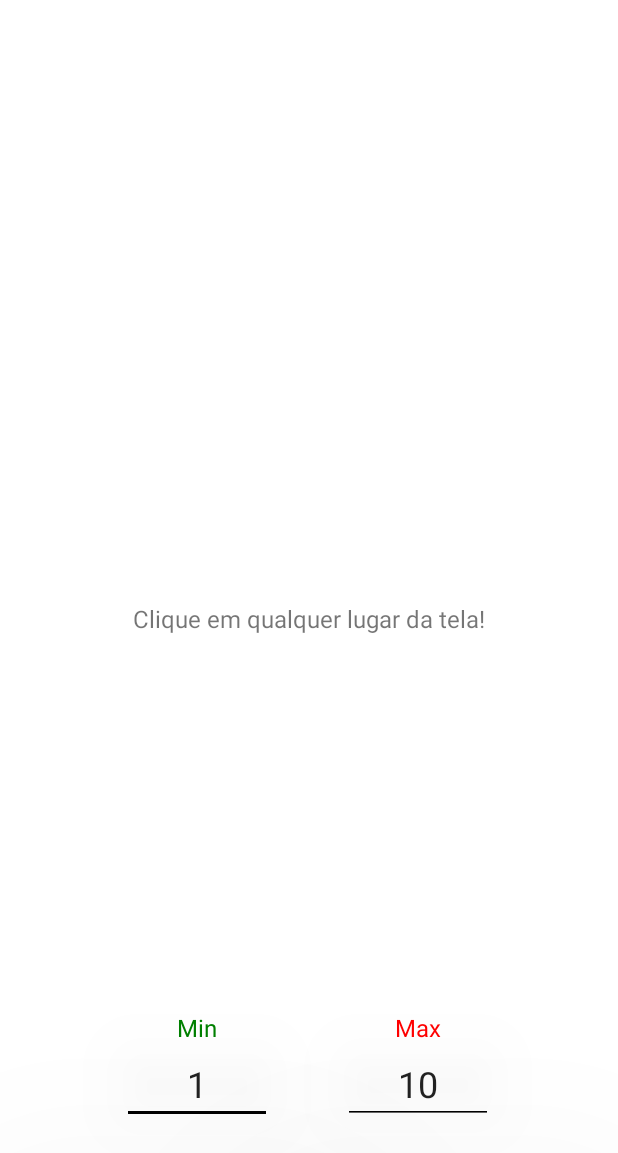
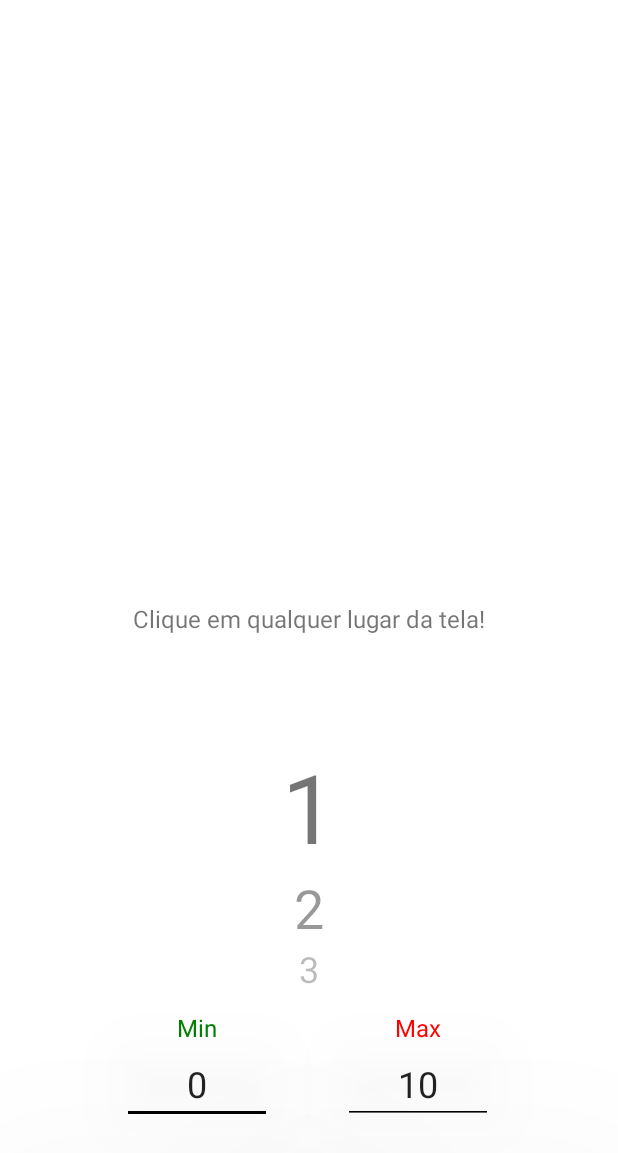
Before and after one commit to WRDelmanto/Papps, an Android app: the layout fragment_random_number.xml on its own in the app's theme, with its tools: preview values and no code run, on a phone screen of 412 x 824 dp. Shown: the top 1153 px of the screen. Run offline under Robolectric (Android 15) with nearby library versions, the phone set to English and light mode, and no system bars.

Commit message:
[Random Number] Create ViewModel

```diff
--- a/app/src/main/res/layout/fragment_random_number.xml
+++ b/app/src/main/res/layout/fragment_random_number.xml
@@ -1,7 +1,16 @@
 <?xml version="1.0" encoding="utf-8"?>
-<androidx.constraintlayout.widget.ConstraintLayout xmlns:android="http://schemas.android.com/apk/res/android"
+<layout xmlns:android="http://schemas.android.com/apk/res/android"
     xmlns:app="http://schemas.android.com/apk/res-auto"
-    xmlns:tools="http://schemas.android.com/tools"
+    xmlns:tools="http://schemas.android.com/tools">
+
+    <data>
+
+        <variable
+            name="randomNumberViewModel"
+            type="com.wrdelmanto.papps.apps.random.randomNumber.RandomNumberViewModel" />
+    </data>
+
+    <androidx.constraintlayout.widget.ConstraintLayout
         android:layout_width="match_parent"
         android:layout_height="match_parent">
 
@@ -10,13 +19,14 @@
             android:layout_width="match_parent"
             android:layout_height="wrap_content"
             android:layout_marginHorizontal="32dp"
-        android:text="@string/click_anywhere"
+            android:text="@{randomNumberViewModel.result}"
             android:textAlignment="center"
             android:textSize="@dimen/font_size_normal"
             app:layout_constraintBottom_toBottomOf="parent"
             app:layout_constraintEnd_toEndOf="parent"
             app:layout_constraintStart_toStartOf="parent"
-        app:layout_constraintTop_toTopOf="parent" />
+            app:layout_constraintTop_toTopOf="parent"
+            tools:text="@string/click_anywhere" />
 
         <TextView
             android:id="@+id/random_number_history_first"
@@ -25,10 +35,12 @@
             android:layout_marginHorizontal="@dimen/margin_edges"
             android:alpha="1.0"
             android:ellipsize="end"
+            android:text="@{randomNumberViewModel.historyFirst}"
             android:textSize="@dimen/font_size_xlarge"
             app:layout_constraintEnd_toEndOf="@+id/random_number_result"
             app:layout_constraintStart_toStartOf="@+id/random_number_result"
-        app:layout_constraintTop_toTopOf="@+id/random_number_middle_guide_line" />
+            app:layout_constraintTop_toTopOf="@+id/random_number_middle_guide_line"
+            tools:text="1" />
 
         <TextView
             android:id="@+id/random_number_history_second"
@@ -36,10 +48,12 @@
             android:layout_height="wrap_content"
             android:alpha="0.75"
             android:ellipsize="end"
+            android:text="@{randomNumberViewModel.historySecond}"
             android:textSize="@dimen/font_size_large"
             app:layout_constraintEnd_toEndOf="@+id/random_number_history_first"
             app:layout_constraintStart_toStartOf="@+id/random_number_history_first"
-        app:layout_constraintTop_toBottomOf="@+id/random_number_history_first" />
+            app:layout_constraintTop_toBottomOf="@+id/random_number_history_first"
+            tools:text="2" />
 
         <TextView
             android:id="@+id/random_number_history_third"
@@ -47,13 +61,15 @@
             android:layout_height="wrap_content"
             android:alpha="0.5"
             android:ellipsize="end"
+            android:text="@{randomNumberViewModel.historyThird}"
             android:textSize="@dimen/font_size_normal_above"
             app:layout_constraintEnd_toEndOf="@+id/random_number_history_second"
             app:layout_constraintStart_toStartOf="@+id/random_number_history_second"
-        app:layout_constraintTop_toBottomOf="@+id/random_number_history_second" />
+            app:layout_constraintTop_toBottomOf="@+id/random_number_history_second"
+            tools:text="3" />
 
         <Button
-        android:id="@+id/random_number_click_here"
+            android:id="@+id/random_number_click_anywhere_button"
             android:layout_width="match_parent"
             android:layout_height="match_parent"
             android:alpha="0" />
@@ -89,13 +105,14 @@
             android:backgroundTint="@color/black"
             android:elevation="100dp"
             android:inputType="number"
-        android:text="@string/one"
+            android:text="@{randomNumberViewModel.minInput}"
             android:textAlignment="center"
             android:textColorLink="@color/black"
             android:textSize="@dimen/font_size_normal_above"
             app:layout_constraintEnd_toEndOf="@+id/random_number_min"
             app:layout_constraintStart_toStartOf="@+id/random_number_min"
-        app:layout_constraintTop_toBottomOf="@+id/random_number_min" />
+            app:layout_constraintTop_toBottomOf="@+id/random_number_min"
+            tools:text="@string/zero" />
 
         <com.google.android.material.textfield.TextInputEditText
             android:id="@+id/random_number_max_input"
@@ -104,13 +121,14 @@
             android:backgroundTint="@color/black"
             android:elevation="100dp"
             android:inputType="number"
-        android:text="@string/ten"
+            android:text="@{randomNumberViewModel.maxInput}"
             android:textAlignment="center"
             android:textColorLink="@color/black"
             android:textSize="@dimen/font_size_normal_above"
             app:layout_constraintEnd_toEndOf="@+id/random_number_max"
             app:layout_constraintStart_toStartOf="@+id/random_number_max"
-        app:layout_constraintTop_toBottomOf="@+id/random_number_max" />
+            app:layout_constraintTop_toBottomOf="@+id/random_number_max"
+            tools:text="@string/ten" />
 
         <androidx.constraintlayout.widget.Guideline
             android:id="@+id/random_number_middle_guide_line"
@@ -119,3 +137,4 @@
             android:orientation="horizontal"
             app:layout_constraintGuide_percent="0.6" />
     </androidx.constraintlayout.widget.ConstraintLayout>
+</layout>
```
Also changed, not shown: app/src/main/java/com/wrdelmanto/papps/apps/random/randomNumber/RandomNumberFragment.kt (+35 -102 lines), app/src/main/java/com/wrdelmanto/papps/apps/random/randomNumber/RandomNumberViewModel.kt (added, +109 -0 lines). Lines whose indentation alone changed are shown as unchanged.
